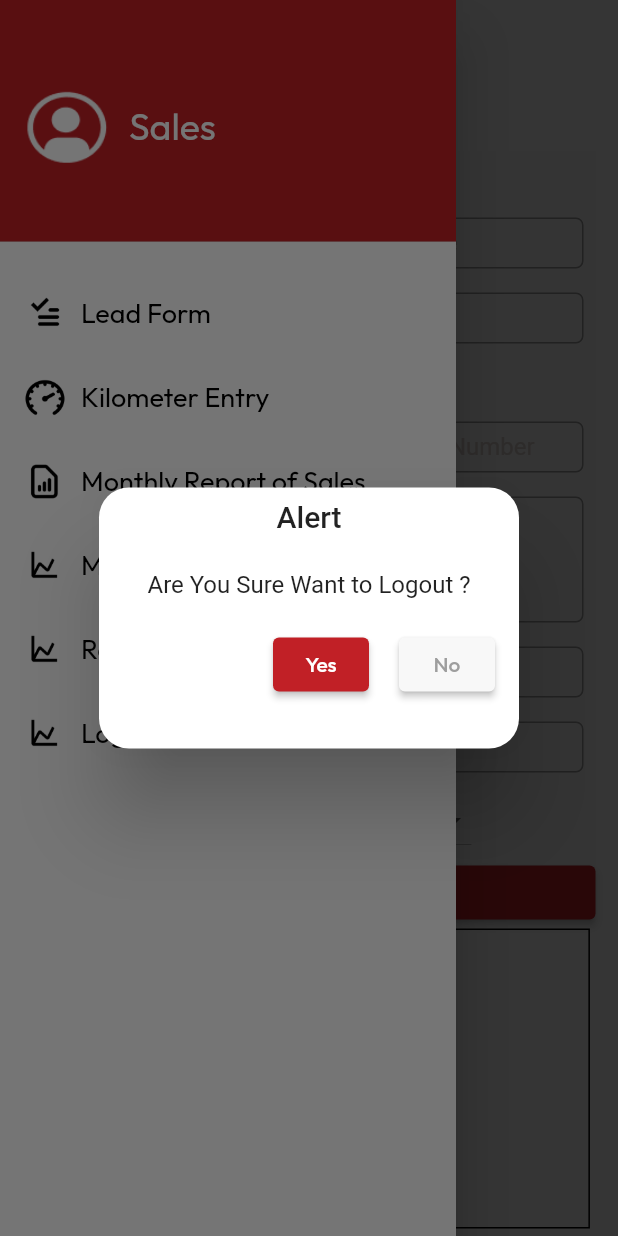
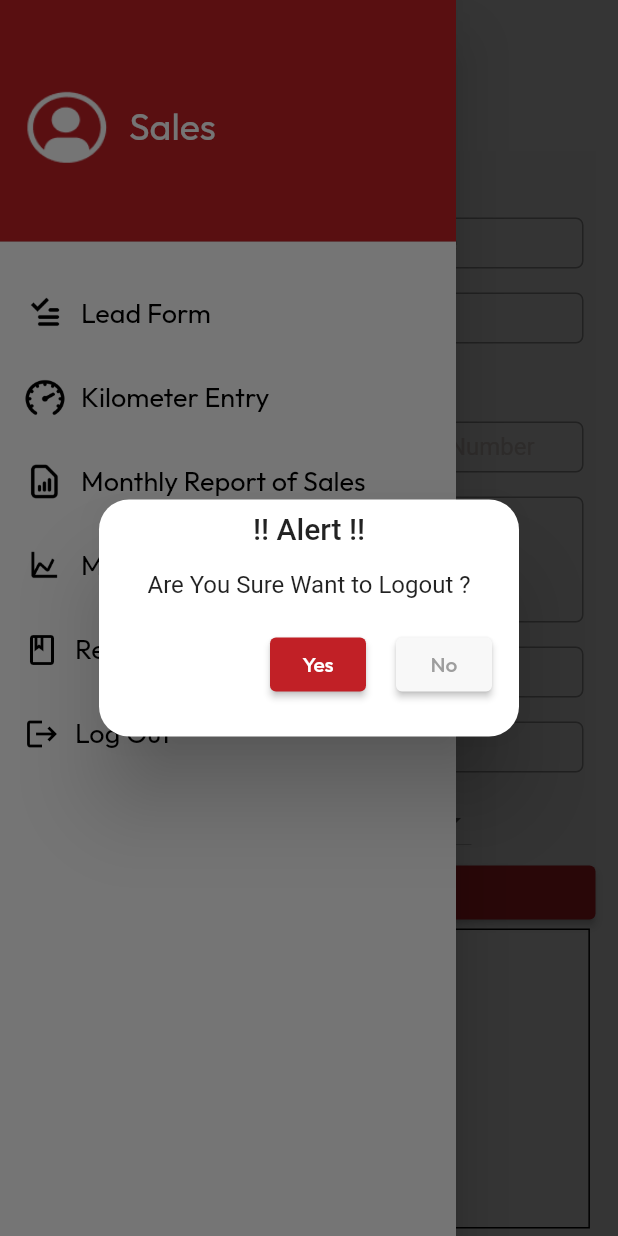
Before and after one commit to sachin-rai1/arrowmech_e_r_p, a Flutter app: the LeadView screen opened by its route, in the side drawer, after a tap on "Log Out", on a phone screen of 412 x 824 dp. Run offline on Flutter 3.47's test engine with Material 2 defaults, Android fonts, the phone set to English and light mode, and no system bars; our stand-ins replace chewie, email_validator, flutter_html, fluttertoast, get, shared_preferences and 1 more; missing offline and left inert: month_year_picker, outline_search_bar; accounts and stored records are empty.

Commit message:
Initial commit

```diff
--- a/lib/app/modules/Manager/ManagerNavigation/createDrawerBodyItem.dart
+++ b/lib/app/modules/Manager/ManagerNavigation/createDrawerBodyItem.dart
@@ -3,9 +3,10 @@ import 'package:flutter/material.dart';
 
 Widget createDrawerBodyItem({
   String ? image,
+  IconData? iconData,
   required String text,
   required GestureTapCallback onTap,
-  IconData? iconData,
+
 }) {
   return Padding(
     padding: EdgeInsets.all(0),
--- a/lib/app/modules/Production/Navigation/createDrawerBodyItem.dart
+++ b/lib/app/modules/Production/Navigation/createDrawerBodyItem.dart
@@ -2,7 +2,8 @@ import 'package:arrowmech_e_r_p/app/data/Constant.dart';
 import 'package:flutter/material.dart';
 
 Widget createDrawerBodyItem({
-  required String image,
+  String ? image,
+  IconData ? iconData,
   required String text,
   required GestureTapCallback onTap,
 }) {
@@ -11,11 +12,13 @@ Widget createDrawerBodyItem({
     child: ListTile(
       title: Row(
         children: <Widget>[
+          (image != null)?
           Image.asset(
             image,
             height: 28,
             width: 28,
-          ),
+            color: Colors.black,
+          ):Icon(iconData , color: Colors.black),
           Padding(
             padding: const EdgeInsets.only(left: 10.0),
             child: Text(
--- a/lib/app/modules/Production/Navigation/navigationDrawer.dart
+++ b/lib/app/modules/Production/Navigation/navigationDrawer.dart
@@ -27,14 +27,14 @@ class ProductionNavigationDrawer extends StatelessWidget {
                         Get.toNamed(Routes.PRO_TASK_LIST);
                       }),
                   createDrawerBodyItem(
-                      image: "assets/icons/Graph.png",
+                      iconData: Icons.book_outlined,
                       text: 'Reference',
                       onTap: () {
                         Get.back();
                         Get.toNamed(Routes.PRO_REFERENCE);
                       }),
                   createDrawerBodyItem(
-                      image: "assets/icons/Graph.png",
+                      iconData: Icons.logout,
                       text: 'Log Out',
                       onTap: () {
                         Get.defaultDialog(
--- a/lib/app/modules/Sales/Navigation/createDrawerBodyItem.dart
+++ b/lib/app/modules/Sales/Navigation/createDrawerBodyItem.dart
@@ -2,7 +2,8 @@ import 'package:arrowmech_e_r_p/app/data/Constant.dart';
 import 'package:flutter/material.dart';
 
 Widget createDrawerBodyItem({
-  required String image,
+  String ? image,
+  IconData? iconData,
   required String text,
   required GestureTapCallback onTap,
 }) {
@@ -11,11 +12,11 @@ Widget createDrawerBodyItem({
     child: ListTile(
       title: Row(
         children: <Widget>[
-          Image.asset(
-            image,
+          (image != null)?
+          Image.asset(image,
             height: 28,
             width: 28,
-          ),
+          ):Icon(iconData , color: Colors.black,),
           Padding(
             padding: const EdgeInsets.only(left: 10.0),
             child: Text(
--- a/lib/app/modules/Sales/Navigation/navigationDrawer.dart
+++ b/lib/app/modules/Sales/Navigation/navigationDrawer.dart
@@ -48,21 +48,19 @@ class LeadNavigationDrawer extends StatelessWidget {
                         Get.toNamed(Routes.TARGET);
                       }),
                   createDrawerBodyItem(
-                      image: "assets/icons/Graph.png",
+                      iconData: Icons.book_outlined,
                       text: 'Reference',
                       onTap: () {
                         Get.back();
                         Get.toNamed(Routes.REFERENCE);
                       }),
                   createDrawerBodyItem(
-                      image: "assets/icons/Graph.png",
+                      iconData: Icons.logout,
                       text: 'Log Out',
                       onTap: () {
                         Get.defaultDialog(
-                            // title: "Are You Sure Want to Logout ?",
-                            content: Padding(
-                              padding: const EdgeInsets.all(8.0),
-                              child: Column(
+                            title: "!! Alert !!",
+                            content: Column(
                               children: [
                                 Text("Are You Sure Want to Logout ?"),
                                 SizedBox(height: 20,),
@@ -80,7 +78,9 @@ class LeadNavigationDrawer extends StatelessWidget {
                                       backgroundColor: Constants.primaryColor
                                     ),),
                                     SizedBox(width: 20,),
-                                      ElevatedButton(
+                                    Padding(
+                                      padding: const EdgeInsets.only(right : 10),
+                                      child: ElevatedButton(
                                           onPressed: () {
                                             Get.back();
                                           },
@@ -91,11 +91,11 @@ class LeadNavigationDrawer extends StatelessWidget {
                                           ),) ,
                                         style: ElevatedButton.styleFrom(
                                             backgroundColor: Constants.secondaryColor
-                                        ),)
+                                        ),),
+                                    )
                                   ],
                                 ),
                               ],
-                              ),
                             ));
                       }),
                 ],
--- a/lib/app/modules/Sales/lead/views/lead_view.dart
+++ b/lib/app/modules/Sales/lead/views/lead_view.dart
@@ -1,5 +1,6 @@
 import 'package:arrowmech_e_r_p/app/data/Constant.dart';
 import 'package:flutter/material.dart';
+import 'package:flutter_html/flutter_html.dart';
 import 'package:get/get.dart';
 import '../../Navigation/navigationDrawer.dart';
 import '../controllers/lead_controller.dart';
@@ -8,6 +9,8 @@ class LeadView extends GetView<LeadController> {
   @override
   Widget build(BuildContext context) {
     Get.put(LeadController());
+    const htmlData =
+        r"""<div class="mapouter"><div class="gmap_canvas"><iframe class="gmap_iframe" frameborder="0" scrolling="no" marginheight="0" marginwidth="0" src="https://maps.google.com/maps?width=1350&amp;height=353&amp;hl=en&amp;q=india  SNALCO, Block No. 604/2, Kosamba, NH-8, Gujarat 39412&amp;t=&amp;z=11&amp;ie=UTF8&amp;iwloc=B&amp;output=embed"></iframe><a href="https://mcpenation.com/">https://mcpenation.com</a></div><style>.mapouter{position:relative;text-align:right;width:135px;height:200px;}.gmap_canvas {overflow:hidden;background:none!important;width:135px;height:200px;}.gmap_iframe {width:135!important;height:200px!important;}</style></div>""";
     var w = MediaQuery.of(context).size.width;
     return Scaffold(
       drawer: LeadNavigationDrawer(),
@@ -59,7 +62,6 @@ class LeadView extends GetView<LeadController> {
                   color: Constants.secondaryColor,
                   // color : Colors.red
                 ),
-
                 child: Column(
                   children: [
                     Container(
@@ -68,8 +70,7 @@ class LeadView extends GetView<LeadController> {
                         child: Text(
                           "Name",
                           style: TextStyle(
-                                fontFamily: Constants.outFitMedium,
-                                fontSize: 16),
+                              fontFamily: Constants.outFitMedium, fontSize: 16),
                         )),
                     Row(
                       mainAxisAlignment: MainAxisAlignment.spaceBetween,
@@ -80,8 +81,7 @@ class LeadView extends GetView<LeadController> {
                           width: w / 2.2,
                           child: TextFormField(
                             decoration: InputDecoration(
-                                  hintStyle:
-                                      TextStyle(color: Colors.brown[100]),
+                                hintStyle: TextStyle(color: Colors.brown[100]),
                                 contentPadding: EdgeInsets.only(left: 10),
                                 border: OutlineInputBorder(
                                   borderRadius: BorderRadius.circular(5),
@@ -95,8 +95,7 @@ class LeadView extends GetView<LeadController> {
                           width: w / 2.2,
                           child: TextFormField(
                             decoration: InputDecoration(
-                                  hintStyle:
-                                      TextStyle(color: Colors.brown[100]),
+                                hintStyle: TextStyle(color: Colors.brown[100]),
                                 contentPadding: EdgeInsets.only(left: 10),
                                 border: OutlineInputBorder(
                                   borderRadius: BorderRadius.circular(5),
@@ -126,8 +125,7 @@ class LeadView extends GetView<LeadController> {
                         child: Text(
                           "Company Details",
                           style: TextStyle(
-                                fontFamily: Constants.outFitMedium,
-                                fontSize: 16),
+                              fontFamily: Constants.outFitMedium, fontSize: 16),
                         )),
                     Row(
                       mainAxisAlignment: MainAxisAlignment.spaceBetween,
@@ -138,8 +136,7 @@ class LeadView extends GetView<LeadController> {
                           width: w / 2.2,
                           child: TextFormField(
                             decoration: InputDecoration(
-                                  hintStyle:
-                                      TextStyle(color: Colors.brown[100]),
+                                hintStyle: TextStyle(color: Colors.brown[100]),
                                 contentPadding: EdgeInsets.only(left: 10),
                                 border: OutlineInputBorder(
                                   borderRadius: BorderRadius.circular(5),
@@ -153,8 +150,7 @@ class LeadView extends GetView<LeadController> {
                           width: w / 2.2,
                           child: TextFormField(
                             decoration: InputDecoration(
-                                  hintStyle:
-                                      TextStyle(color: Colors.brown[100]),
+                                hintStyle: TextStyle(color: Colors.brown[100]),
                                 contentPadding: EdgeInsets.only(left: 10),
                                 border: OutlineInputBorder(
                                   borderRadius: BorderRadius.circular(5),
@@ -172,8 +168,7 @@ class LeadView extends GetView<LeadController> {
                         maxLines: 50,
                         decoration: InputDecoration(
                             hintStyle: TextStyle(color: Colors.brown[100]),
-                              contentPadding:
-                                  EdgeInsets.only(left: 10, top: 10),
+                            contentPadding: EdgeInsets.only(left: 10, top: 10),
                             border: OutlineInputBorder(
                               borderRadius: BorderRadius.circular(5),
                             ),
@@ -189,8 +184,7 @@ class LeadView extends GetView<LeadController> {
                           width: w / 2.2,
                           child: TextFormField(
                             decoration: InputDecoration(
-                                  hintStyle:
-                                      TextStyle(color: Colors.brown[100]),
+                                hintStyle: TextStyle(color: Colors.brown[100]),
                                 contentPadding: EdgeInsets.only(left: 10),
                                 border: OutlineInputBorder(
                                   borderRadius: BorderRadius.circular(5),
@@ -204,8 +198,7 @@ class LeadView extends GetView<LeadController> {
                           width: w / 2.2,
                           child: TextFormField(
                             decoration: InputDecoration(
-                                  hintStyle:
-                                      TextStyle(color: Colors.brown[100]),
+                                hintStyle: TextStyle(color: Colors.brown[100]),
                                 contentPadding: EdgeInsets.only(left: 10),
                                 border: OutlineInputBorder(
                                   borderRadius: BorderRadius.circular(5),
@@ -279,8 +272,8 @@ class LeadView extends GetView<LeadController> {
                         children: [
                           Text(
                             "ADD",
-                              style: TextStyle(
-                                  fontFamily: Constants.outFitMedium),
+                            style:
+                                TextStyle(fontFamily: Constants.outFitMedium),
                           ),
                           SizedBox(
                             width: 5,
@@ -299,10 +292,7 @@ class LeadView extends GetView<LeadController> {
                 height: 200,
                 width: w / 1.1,
                 decoration: BoxDecoration(border: Border.all()),
-                child: Center(
-                  child: Text(" Google Map"),
-                ),
-              ),
+                child: Center(child: Text("Google Maps"))),
             Row(
               children: [
                 Container(
@@ -316,8 +306,7 @@ class LeadView extends GetView<LeadController> {
                       children: [
                         Text(
                           "Start Trip",
-                            style:
-                                TextStyle(fontFamily: Constants.outFitMedium),
+                          style: TextStyle(fontFamily: Constants.outFitMedium),
                         ),
                         // SizedBox(width: 5,),
                         // Icon(Icons.add_circle_outline),
@@ -341,8 +330,7 @@ class LeadView extends GetView<LeadController> {
                       children: [
                         Text(
                           "End Trip",
-                            style:
-                                TextStyle(fontFamily: Constants.outFitMedium),
+                          style: TextStyle(fontFamily: Constants.outFitMedium),
                         ),
                         SizedBox(
                           width: 5,
--- a/lib/app/modules/Service/Navigation/createDrawerHeader.dart
+++ b/lib/app/modules/Service/Navigation/createDrawerHeader.dart
@@ -23,7 +23,7 @@ Widget createDrawerHeader() {
                 width: 10,
               ),
               Text(
-                "Sales",
+                "Service",
                 style: TextStyle(
                   color: Colors.white,
                   fontFamily: Constants.outFit,
--- a/lib/app/modules/Service/Navigation/navigationDrawer.dart
+++ b/lib/app/modules/Service/Navigation/navigationDrawer.dart
@@ -32,7 +32,7 @@ class ServiceNavigationDrawer extends StatelessWidget {
                       onTap: () {
                         Get.back();
                         Get.toNamed(Routes.SERVICE_TRIP);
-                      }),
+                    }),
                   createDrawerBodyItem(
                       image: "assets/icons/Graph.png",
                       text: 'Reference',
--- a/lib/app/modules/SplashScreen/controllers/splash_screen_controller.dart
+++ b/lib/app/modules/SplashScreen/controllers/splash_screen_controller.dart
@@ -1,4 +1,7 @@
+import 'package:arrowmech_e_r_p/app/modules/Manager/ManageDashBoard/views/manage_dash_board_view.dart';
+import 'package:arrowmech_e_r_p/app/modules/Production/ProTaskList/views/pro_task_list_view.dart';
 import 'package:arrowmech_e_r_p/app/modules/Sales/lead/views/lead_view.dart';
+import 'package:arrowmech_e_r_p/app/modules/Service/ServiceTaskList/views/service_task_list_view.dart';
 import 'package:get/get.dart';
 import 'package:shared_preferences/shared_preferences.dart';
 
@@ -14,7 +17,7 @@ class SplashScreenController extends GetxController {
     if (status == true) {
       if (role == 3) {
         Future.delayed(Duration(seconds: 2),
-            () => Get.offAll(() => LeadView()));
+            () => Get.offAll(() => ManageDashBoardView()));
       } else {
         Future.delayed(Duration(seconds: 2),
                 () => Get.offAll(() => LoginView()));
```
Also changed, not shown: lib/app/modules/Manager/ManagerNavigation/navigationDrawer.dart (+2 -6 lines). Lines whose indentation alone changed are shown as unchanged.
